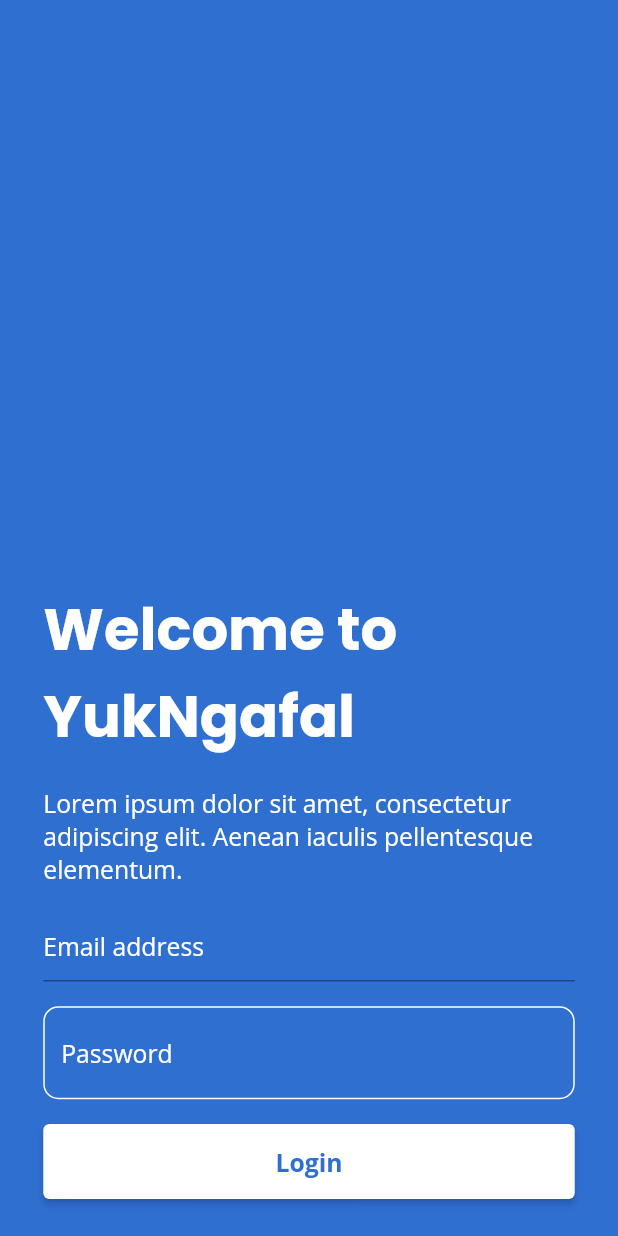
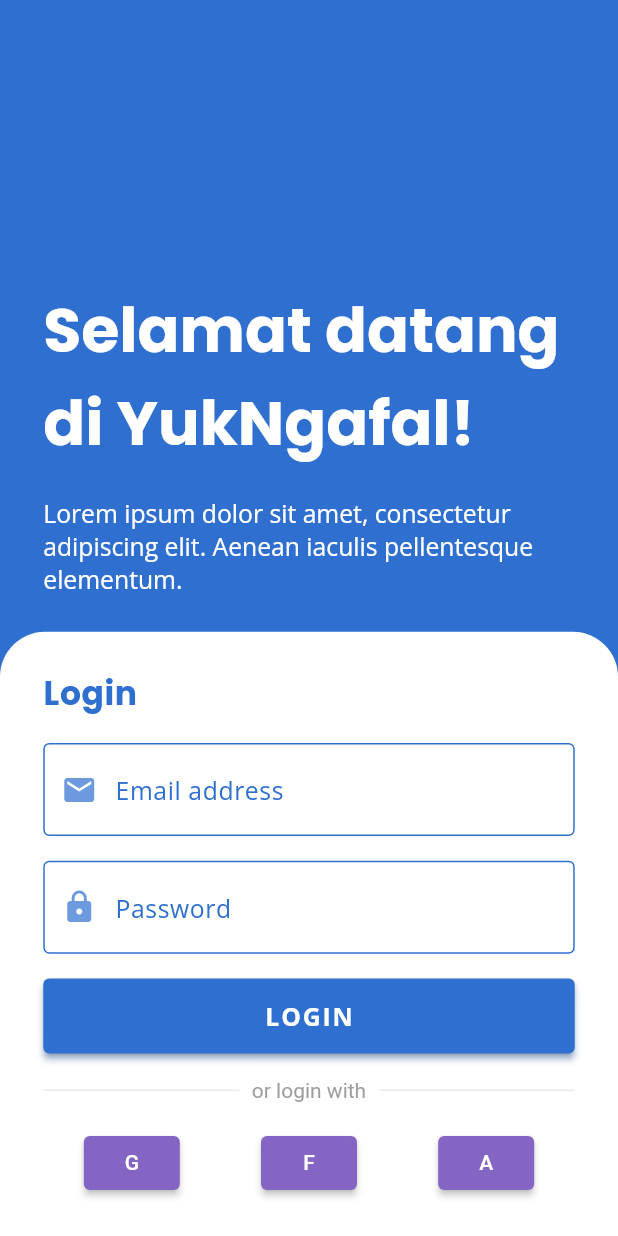
Before and after one commit to abirajabi/yuk-ngafal, a Flutter app: the screen it shows after launch, on a phone screen of 412 x 824 dp. Run offline on Flutter 3.47's test engine with Material 2 defaults, Android fonts, the phone set to English and light mode, and no system bars; our stand-ins replace get, google_fonts, sizer.

Commit message:
finish login screen layout

```diff
--- /dev/null
+++ b/lib/common/button_style.dart
@@ -0,0 +1,9 @@
+import 'package:flutter/material.dart';
+
+import 'color_style.dart';
+
+const celticTextFieldBorder =
+    OutlineInputBorder(borderSide: BorderSide(color: celticBlue, width: 1.0));
+
+const errorTextFieldBorder =
+    OutlineInputBorder(borderSide: BorderSide(color: cinnabar, width: 1.0));
--- /dev/null
+++ b/lib/common/color_style.dart
@@ -0,0 +1,5 @@
+import 'dart:ui';
+
+const Color celticBlue = Color(0xFF2F6FD0);
+const Color cinnabar = Color(0xFFD64933);
+const Color blackGrey = Color(0xFF222f3e);
--- /dev/null
+++ b/lib/common/custom_swatch.dart
@@ -0,0 +1,19 @@
+import 'package:flutter/material.dart';
+
+class CustomSwatch {
+  static const MaterialColor celticBlueSwatch = MaterialColor(
+    0xFF8565c4,
+    <int, Color>{
+      50: Color(0xFFFFFFFF),
+      100: Color(0xffedf0f7),
+      200: Color(0xffE6EFF8),
+      300: Color(0xFFCCE0F1),
+      400: Color(0xFFB3D0EA),
+      500: Color(0xFF99C0E3),
+      600: Color(0xFF80B1DC),
+      700: Color(0xff66A1D5),
+      800: Color(0xff4D91CE),
+      900: Color(0xff3381C7),
+    },
+  );
+}
--- a/lib/common/palette.dart
+++ /dev/null
@@ -1,19 +0,0 @@
-import 'package:flutter/material.dart';
-
-class CustomSwatch {
-  static const MaterialColor purpleBlue = MaterialColor(
-    0xFF8565c4,
-    <int, Color>{
-      50: Color(0xFFFFFFFF),
-      100: Color(0xffedf0f7),
-      200: Color(0xffdbe2ef),
-      300: Color(0xFFcad3e7),
-      400: Color(0xFFb8c5df),
-      500: Color(0xFFa7b6d8),
-      600: Color(0xFF95a8d0),
-      700: Color(0xff8399c8),
-      800: Color(0xff728bc0),
-      900: Color(0xff607cb8),
-    },
-  );
-}
--- a/lib/common/style.dart
+++ /dev/null
@@ -1,39 +0,0 @@
-import 'dart:ui';
-
-import 'package:flutter/material.dart';
-import 'package:google_fonts/google_fonts.dart';
-
-const Color uranianBlue = Color(0xFFA9D6F3);
-const Color prussianBlue = Color(0xFF13293D);
-const Color purpleNavy = Color(0xFF5D5179);
-const Color mintGreen = Color(0xFFA2FAA3);
-const Color liberty = Color(0xFF4f6eb1);
-const Color himakom = Color(0xFF2F6FD0);
-const Color cinnabar = Color(0xFFD64933);
-
-final myTextTheme = TextTheme(
-  headline1: GoogleFonts.poppins(
-      fontSize: 92, fontWeight: FontWeight.w300, letterSpacing: -1.5),
-  headline2: GoogleFonts.poppins(
-      fontSize: 57, fontWeight: FontWeight.w300, letterSpacing: -0.5),
-  headline3: GoogleFonts.poppins(fontSize: 46, fontWeight: FontWeight.w400),
-  headline4: GoogleFonts.poppins(
-      fontSize: 32, fontWeight: FontWeight.w400, letterSpacing: 0.25),
-  headline5: GoogleFonts.poppins(fontSize: 23, fontWeight: FontWeight.w400),
-  headline6: GoogleFonts.poppins(
-      fontSize: 14, fontWeight: FontWeight.w600, letterSpacing: 0.15),
-  subtitle1: GoogleFonts.montserrat(
-      fontSize: 15, fontWeight: FontWeight.w400, letterSpacing: 0.15),
-  subtitle2: GoogleFonts.montserrat(
-      fontSize: 13, fontWeight: FontWeight.w500, letterSpacing: 0.1),
-  bodyText1: GoogleFonts.montserrat(
-      fontSize: 16, fontWeight: FontWeight.w400, letterSpacing: 0.5),
-  bodyText2: GoogleFonts.montserrat(
-      fontSize: 14, fontWeight: FontWeight.w400, letterSpacing: 0.25),
-  button: GoogleFonts.montserrat(
-      fontSize: 14, fontWeight: FontWeight.w500, letterSpacing: 1.25),
-  caption: GoogleFonts.montserrat(
-      fontSize: 13, fontWeight: FontWeight.w400, letterSpacing: 0.4),
-  overline: GoogleFonts.montserrat(
-      fontSize: 10, fontWeight: FontWeight.w400, letterSpacing: 1.5),
-);
--- /dev/null
+++ b/lib/common/text_style.dart
@@ -0,0 +1,31 @@
+import 'dart:ui';
+
+import 'package:flutter/material.dart';
+import 'package:google_fonts/google_fonts.dart';
+import 'package:sizer/sizer.dart';
+import 'package:yuk_ngafal/common/color_style.dart';
+
+final whiteHeading30 = GoogleFonts.poppins(
+  color: Colors.white,
+  fontSize: 30.sp,
+  fontWeight: FontWeight.bold,
+);
+
+final celticHeading16 = GoogleFonts.poppins(
+  color: celticBlue,
+  fontSize: 16.sp,
+  fontWeight: FontWeight.bold,
+  letterSpacing: 0.4,
+);
+
+final celticBody12 = GoogleFonts.openSans(
+    color: celticBlue, fontSize: 12.sp, letterSpacing: 0.4);
+
+final blackGreyBody12 =
+    GoogleFonts.openSans(color: blackGrey, fontSize: 12.sp, letterSpacing: 0.4);
+
+final whiteButton12 = GoogleFonts.openSans(
+    fontWeight: FontWeight.bold,
+    color: Colors.white,
+    fontSize: 12.sp,
+    letterSpacing: 1.25);
--- a/lib/main.dart
+++ b/lib/main.dart
@@ -2,7 +2,7 @@ import 'package:flutter/material.dart';
 import 'package:get/get.dart';
 import 'package:sizer/sizer.dart';
 import 'package:yuk_ngafal/bindings/login_bindings.dart';
-import 'package:yuk_ngafal/common/palette.dart';
+import 'package:yuk_ngafal/common/custom_swatch.dart';
 import 'package:yuk_ngafal/ui/home_page.dart';
 import 'package:yuk_ngafal/ui/login_page.dart';
 
@@ -20,6 +20,7 @@ class MyApp extends StatelessWidget {
       return GetMaterialApp(
         title: 'YukNgafal!',
         home: const LoginPage(),
+        theme: ThemeData(primarySwatch: CustomSwatch.celticBlueSwatch),
         debugShowCheckedModeBanner: false,
         getPages: [
           GetPage(name: '/', page: () => const HomePage()),
--- a/lib/ui/login_page.dart
+++ b/lib/ui/login_page.dart
@@ -1,7 +1,8 @@
 import 'package:flutter/material.dart';
-import 'package:get/get.dart';
 import 'package:google_fonts/google_fonts.dart';
-import 'package:yuk_ngafal/common/style.dart';
+import 'package:yuk_ngafal/common/button_style.dart';
+import 'package:yuk_ngafal/common/color_style.dart';
+import 'package:yuk_ngafal/common/text_style.dart';
 import 'package:sizer/sizer.dart';
 
 class LoginPage extends StatelessWidget {
@@ -10,97 +11,131 @@ class LoginPage extends StatelessWidget {
   @override
   Widget build(BuildContext context) {
     return Scaffold(
-      backgroundColor: himakom,
+      backgroundColor: celticBlue,
       body: SafeArea(
-        child: Padding(
-          padding: EdgeInsets.symmetric(horizontal: 7.w, vertical: 3.h),
         child: Column(
           mainAxisAlignment: MainAxisAlignment.end,
           children: [
+            Padding(
+              padding: EdgeInsets.symmetric(horizontal: 7.w, vertical: 3.h),
+              child: Column(
+                children: [
                   Text(
-                'Welcome to YukNgafal',
-                style: GoogleFonts.poppins(
-                    color: Colors.white,
-                    fontWeight: FontWeight.bold,
-                    fontSize: 28.sp),
+                    'Selamat datang di YukNgafal!',
+                    style: whiteHeading30,
                   ),
                   SizedBox(height: 2.h),
                   Text(
                     'Lorem ipsum dolor sit amet, consectetur adipiscing elit. Aenean iaculis pellentesque elementum.',
-                style:
-                    GoogleFonts.openSans(color: Colors.white, fontSize: 12.sp),
+                    style: GoogleFonts.openSans(
+                        color: Colors.white, fontSize: 12.sp),
                   ),
+                ],
+              ),
+            ),
+            Container(
+              decoration: const BoxDecoration(
+                color: Colors.white,
+                borderRadius: BorderRadius.only(
+                  topLeft: Radius.circular(30.0),
+                  topRight: Radius.circular(30.0),
+                ),
+              ),
+              padding: EdgeInsets.symmetric(horizontal: 7.w, vertical: 3.h),
+              child: Column(
+                crossAxisAlignment: CrossAxisAlignment.start,
+                children: [
+                  Text('Login', style: celticHeading16),
                   SizedBox(height: 2.h),
                   TextFormField(
+                    style: blackGreyBody12,
+                    cursorColor: blackGrey,
+                    cursorWidth: 1.6,
                     decoration: InputDecoration(
+                      prefixIcon: Icon(
+                        Icons.email,
+                        color: celticBlue.withOpacity(0.7),
+                      ),
                       hintText: 'Email address',
-                  hintStyle: GoogleFonts.openSans(
-                      color: Colors.white, fontSize: 12.sp),
-                  focusColor: Colors.white,
-                  focusedBorder: OutlineInputBorder(
-                    borderSide:
-                        const BorderSide(color: Colors.white, width: 1.0),
-                    borderRadius: BorderRadius.circular(10.0),
-                  ),
-                  errorBorder: OutlineInputBorder(
-                    borderSide:
-                        const BorderSide(color: Color(0xFFff5978), width: 1.0),
-                    borderRadius: BorderRadius.circular(10.0),
-                  ),
+                      hintStyle: celticBody12,
+                      focusColor: celticBlue,
+                      enabledBorder: celticTextFieldBorder,
+                      focusedBorder: celticTextFieldBorder,
+                      errorBorder: errorTextFieldBorder,
                     ),
                   ),
                   SizedBox(height: 2.h),
                   TextFormField(
+                    style: blackGreyBody12,
+                    cursorColor: blackGrey,
+                    cursorWidth: 1.6,
                     obscureText: true,
                     decoration: InputDecoration(
+                      prefixIcon: Icon(
+                        Icons.lock,
+                        color: celticBlue.withOpacity(0.7),
+                      ),
                       hintText: 'Password',
-                  hintStyle: GoogleFonts.openSans(
-                      color: Colors.white, fontSize: 12.sp),
-                  focusColor: Colors.white,
-                  enabledBorder: OutlineInputBorder(
-                    borderSide:
-                        const BorderSide(color: Colors.white, width: 1.0),
-                    borderRadius: BorderRadius.circular(10.0),
-                  ),
-                  focusedBorder: OutlineInputBorder(
-                    borderSide:
-                        const BorderSide(color: Colors.white, width: 1.0),
-                    borderRadius: BorderRadius.circular(10.0),
-                  ),
-                  errorBorder: OutlineInputBorder(
-                    borderSide:
-                        const BorderSide(color: Color(0xFFff5978), width: 1.0),
-                    borderRadius: BorderRadius.circular(10.0),
-                  ),
+                      hintStyle: celticBody12,
+                      enabledBorder: celticTextFieldBorder,
+                      focusedBorder: celticTextFieldBorder,
+                      errorBorder: errorTextFieldBorder,
                     ),
                   ),
                   SizedBox(height: 2.h),
-              Container(
+                  SizedBox(
                     width: double.infinity,
                     height: 50,
                     child: ElevatedButton(
-                  child: Text('Login',
-                      style: GoogleFonts.openSans(
-                          color: himakom,
-                          fontSize: 12.sp,
-                          fontWeight: FontWeight.bold)),
+                      child: Text('LOGIN', style: whiteButton12),
+                      style: ElevatedButton.styleFrom(
+                        shadowColor: celticBlue,
+                        primary: celticBlue,
+                      ),
                       onPressed: () {},
-                  style: ElevatedButton.styleFrom(
-                    shadowColor: himakom,
-                    primary: Colors.white,
                     ),
                   ),
+                  SizedBox(height: 2.h),
+                  Row(
+                    children: [
+                      const Expanded(
+                        child: Divider(),
+                      ),
+                      Padding(
+                          padding: EdgeInsets.symmetric(horizontal: 1.h),
+                          child: const Text(
+                            'or login with',
+                            style: TextStyle(color: Colors.grey),
+                          )),
+                      const Expanded(
+                        child: Divider(),
+                      )
+                    ],
+                  ),
+                  SizedBox(height: 2.h),
+                  Row(
+                    mainAxisAlignment: MainAxisAlignment.spaceAround,
+                    children: [
+                      ElevatedButton(
+                        child: Text('G'),
+                        onPressed: () {},
+                      ),
+                      ElevatedButton(
+                        child: Text('F'),
+                        onPressed: () {},
+                      ),
+                      ElevatedButton(
+                        child: Text('A'),
+                        onPressed: () {},
+                      ),
+                    ],
                   )
                 ],
               ),
             ),
+          ],
+        ),
       ),
     );
   }
-
-  Widget _loginForm() {
-    return Column(
-      children: [TextFormField()],
-    );
 }
-}
```
Lines whose indentation alone changed are shown as unchanged.
